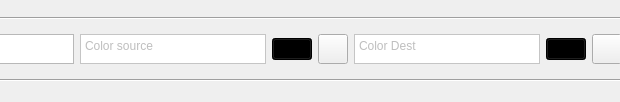
Before: the Qt Designer form colorwidget.ui in imanirajdoost/color-theme-manager, drawn with Qt 5; both pictures show x 202 to 822 and y 0 to 102 of the 1069 by 102 pixel window.
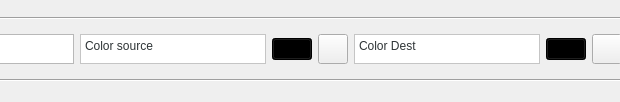
After: the same form once the commit is applied. Icons and pictures are not drawn.

The edit to the form file:
```diff
--- a/colorwidget.ui
+++ b/colorwidget.ui
@@ -82,7 +82,8 @@
         </size>
        </property>
        <property name="styleSheet">
-        <string notr="true">background-color: rgb(255, 255, 255);</string>
+        <string notr="true">background-color: rgb(255, 255, 255);
+color: rgb(46, 52, 54);</string>
        </property>
        <property name="verticalScrollBarPolicy">
         <enum>Qt::ScrollBarAlwaysOff</enum>
@@ -160,7 +161,8 @@
         </size>
        </property>
        <property name="styleSheet">
-        <string notr="true">background-color: rgb(255, 255, 255);</string>
+        <string notr="true">background-color: rgb(255, 255, 255);
+color: rgb(46, 52, 54);</string>
        </property>
        <property name="verticalScrollBarPolicy">
         <enum>Qt::ScrollBarAlwaysOff</enum>
```
Left out of the diff: 1 changed line with no effect on the pictures.
